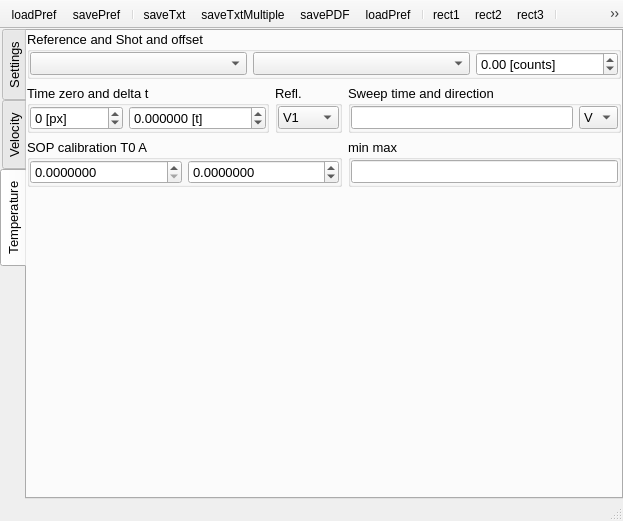
Before: the Qt Designer form UIs/nVISAR1.ui in NeutrinoToolkit/Neutrino, drawn with Qt 5.
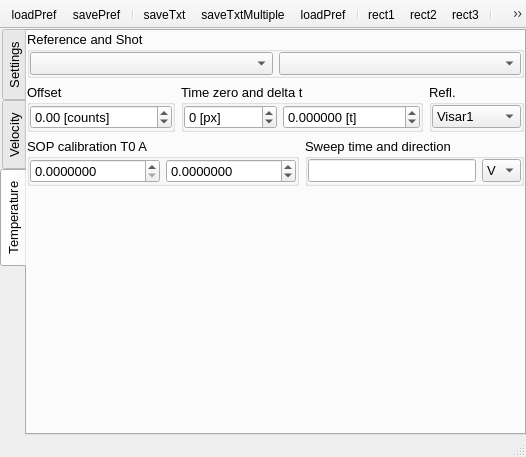
After: the same form once the commit is applied. The open tabs and pages were chosen to show the change. Icons and pictures are not drawn. Custom widgets are drawn as their Qt base class.

Commit message: removed minmax in visar sop ui

```diff
--- a/UIs/nVISAR1.ui
+++ b/UIs/nVISAR1.ui
@@ -6,8 +6,8 @@
    <rect>
     <x>0</x>
     <y>0</y>
-    <width>623</width>
-    <height>521</height>
+    <width>526</width>
+    <height>457</height>
    </rect>
   </property>
   <property name="windowTitle">
@@ -246,146 +246,17 @@
         <property name="bottomMargin">
          <number>0</number>
         </property>
-        <item row="2" column="2">
-         <widget class="QGroupBox" name="groupBox_3">
-          <property name="title">
-           <string>min max</string>
-          </property>
-          <layout class="QGridLayout" name="gridLayout_12">
-           <property name="leftMargin">
-            <number>0</number>
-           </property>
-           <property name="topMargin">
-            <number>0</number>
-           </property>
-           <property name="rightMargin">
-            <number>0</number>
-           </property>
-           <property name="bottomMargin">
-            <number>0</number>
-           </property>
-           <item row="0" column="0">
-            <widget class="QLineEdit" name="Tminmax">
-             <property name="neutrinoSave" stdset="0">
-              <bool>true</bool>
-             </property>
-            </widget>
-           </item>
-          </layout>
-         </widget>
-        </item>
-        <item row="1" column="1">
-         <widget class="QGroupBox" name="groupBox_7">
-          <property name="title">
-           <string>Refl.</string>
-          </property>
-          <layout class="QGridLayout" name="gridLayout_16">
-           <property name="leftMargin">
-            <number>0</number>
-           </property>
-           <property name="topMargin">
-            <number>0</number>
-           </property>
-           <property name="rightMargin">
-            <number>0</number>
-           </property>
-           <property name="bottomMargin">
-            <number>0</number>
-           </property>
-           <item row="0" column="0">
-            <widget class="QComboBox" name="whichRefl">
-             <property name="font">
-              <font>
-               <pointsize>10</pointsize>
-              </font>
-             </property>
-             <property name="neutrinoSave" stdset="0">
-              <bool>true</bool>
-             </property>
-             <item>
-              <property name="text">
-               <string>V1</string>
-              </property>
-             </item>
-             <item>
-              <property name="text">
-               <string>V2</string>
-              </property>
-             </item>
-             <item>
-              <property name="text">
-               <string>Mean</string>
-              </property>
-             </item>
-             <item>
-              <property name="text">
-               <string>Zero</string>
-              </property>
-             </item>
-            </widget>
-           </item>
-          </layout>
-         </widget>
-        </item>
-        <item row="1" column="2">
-         <widget class="QGroupBox" name="groupBox_4">
-          <property name="title">
-           <string>Sweep time and direction</string>
-          </property>
-          <layout class="QGridLayout" name="gridLayout_11" columnstretch="1,0">
-           <property name="leftMargin">
-            <number>0</number>
-           </property>
-           <property name="topMargin">
-            <number>0</number>
-           </property>
-           <property name="rightMargin">
-            <number>0</number>
-           </property>
-           <property name="bottomMargin">
-            <number>0</number>
-           </property>
-           <item row="0" column="1">
-            <widget class="QComboBox" name="sopDirection">
-             <property name="font">
-              <font>
-               <pointsize>10</pointsize>
-              </font>
-             </property>
-             <property name="neutrinoSave" stdset="0">
-              <bool>true</bool>
-             </property>
-             <item>
-              <property name="text">
-               <string>V</string>
-              </property>
-             </item>
-             <item>
-              <property name="text">
-               <string>H</string>
-              </property>
-             </item>
-            </widget>
-           </item>
-           <item row="0" column="0">
-            <widget class="QLineEdit" name="sopScale">
-             <property name="toolTip">
-              <string>&lt;html&gt;&lt;head/&gt;&lt;body&gt;&lt;p&gt;Sweep time: Hamamatsu polynomial expansion A1 A&lt;span style=&quot; vertical-align:sub;&quot;&gt;2&lt;/span&gt; A&lt;span style=&quot; vertical-align:sub;&quot;&gt;3&lt;/span&gt; ... A&lt;span style=&quot; vertical-align:sub;&quot;&gt;n&lt;/span&gt;&lt;/p&gt;&lt;p&gt;T(X)=A&lt;span style=&quot; vertical-align:sub;&quot;&gt;1&lt;/span&gt;X +A&lt;span style=&quot; vertical-align:sub;&quot;&gt;2&lt;/span&gt;X&lt;span style=&quot; vertical-align:super;&quot;&gt;2&lt;/span&gt;/2+A&lt;span style=&quot; vertical-align:sub;&quot;&gt;3&lt;/span&gt;X&lt;span style=&quot; vertical-align:super;&quot;&gt;3&lt;/span&gt;/3 ... A&lt;span style=&quot; vertical-align:sub;&quot;&gt;n&lt;/span&gt;X&lt;span style=&quot; vertical-align:super;&quot;&gt;n&lt;/span&gt;/n&lt;/p&gt;&lt;/body&gt;&lt;/html&gt;</string>
-             </property>
-             <property name="neutrinoSave" stdset="0">
-              <bool>true</bool>
-             </property>
-            </widget>
-           </item>
-          </layout>
-         </widget>
-        </item>
-        <item row="0" column="0" colspan="3">
+        <item row="0" column="0" colspan="4">
          <widget class="QGroupBox" name="groupBox">
+          <property name="font">
+           <font>
+            <pointsize>10</pointsize>
+           </font>
+          </property>
           <property name="title">
-           <string>Reference and Shot and offset</string>
+           <string>Reference and Shot</string>
           </property>
-          <layout class="QGridLayout" name="gridLayout_9" columnstretch="1,1,0">
+          <layout class="QGridLayout" name="gridLayout_9">
            <property name="leftMargin">
             <number>0</number>
            </property>
@@ -422,8 +293,39 @@
              </property>
             </widget>
            </item>
-           <item row="0" column="2">
+          </layout>
+         </widget>
+        </item>
+        <item row="1" column="0">
+         <widget class="QGroupBox" name="groupBox_3">
+          <property name="font">
+           <font>
+            <pointsize>10</pointsize>
+           </font>
+          </property>
+          <property name="title">
+           <string>Offset</string>
+          </property>
+          <layout class="QHBoxLayout" name="horizontalLayout">
+           <property name="leftMargin">
+            <number>0</number>
+           </property>
+           <property name="topMargin">
+            <number>0</number>
+           </property>
+           <property name="rightMargin">
+            <number>0</number>
+           </property>
+           <property name="bottomMargin">
+            <number>0</number>
+           </property>
+           <item>
             <widget class="QDoubleSpinBox" name="sopOffset">
+             <property name="font">
+              <font>
+               <pointsize>10</pointsize>
+              </font>
+             </property>
              <property name="toolTip">
               <string>Background value</string>
              </property>
@@ -441,68 +343,13 @@
           </layout>
          </widget>
         </item>
-        <item row="2" column="0" colspan="2">
-         <widget class="QGroupBox" name="groupBox_8">
-          <property name="title">
-           <string>SOP calibration T0 A</string>
-          </property>
-          <layout class="QGridLayout" name="gridLayout_14">
-           <property name="leftMargin">
-            <number>0</number>
-           </property>
-           <property name="topMargin">
-            <number>0</number>
-           </property>
-           <property name="rightMargin">
-            <number>0</number>
-           </property>
-           <property name="bottomMargin">
-            <number>0</number>
-           </property>
-           <item row="0" column="0">
-            <widget class="QDoubleSpinBox" name="sopCalibT0">
-             <property name="font">
-              <font>
-               <pointsize>10</pointsize>
-              </font>
-             </property>
-             <property name="decimals">
-              <number>7</number>
-             </property>
-             <property name="maximum">
-              <double>999999.989999999990687</double>
-             </property>
-             <property name="neutrinoSave" stdset="0">
-              <bool>true</bool>
-             </property>
-            </widget>
-           </item>
-           <item row="0" column="1">
-            <widget class="QDoubleSpinBox" name="sopCalibA">
-             <property name="font">
-              <font>
-               <pointsize>10</pointsize>
-              </font>
-             </property>
-             <property name="decimals">
-              <number>7</number>
-             </property>
-             <property name="minimum">
-              <double>-99999999.000000000000000</double>
-             </property>
-             <property name="maximum">
-              <double>99999999.000000000000000</double>
-             </property>
-             <property name="neutrinoSave" stdset="0">
-              <bool>true</bool>
-             </property>
-            </widget>
-           </item>
-          </layout>
-         </widget>
-        </item>
-        <item row="1" column="0">
+        <item row="1" column="1" colspan="2">
          <widget class="QGroupBox" name="groupBox_2">
+          <property name="font">
+           <font>
+            <pointsize>10</pointsize>
+           </font>
+          </property>
           <property name="title">
            <string>Time zero and delta t</string>
           </property>
@@ -573,8 +420,199 @@
           </layout>
          </widget>
         </item>
-        <item row="3" column="0" colspan="3">
+        <item row="1" column="3">
+         <widget class="QGroupBox" name="groupBox_7">
+          <property name="font">
+           <font>
+            <pointsize>10</pointsize>
+           </font>
+          </property>
+          <property name="title">
+           <string>Refl.</string>
+          </property>
+          <layout class="QGridLayout" name="gridLayout_16">
+           <property name="leftMargin">
+            <number>0</number>
+           </property>
+           <property name="topMargin">
+            <number>0</number>
+           </property>
+           <property name="rightMargin">
+            <number>0</number>
+           </property>
+           <property name="bottomMargin">
+            <number>0</number>
+           </property>
+           <item row="0" column="0">
+            <widget class="QComboBox" name="whichRefl">
+             <property name="font">
+              <font>
+               <pointsize>10</pointsize>
+              </font>
+             </property>
+             <property name="neutrinoSave" stdset="0">
+              <bool>true</bool>
+             </property>
+             <item>
+              <property name="text">
+               <string>Visar1</string>
+              </property>
+             </item>
+             <item>
+              <property name="text">
+               <string>Visar2</string>
+              </property>
+             </item>
+             <item>
+              <property name="text">
+               <string>Mean</string>
+              </property>
+             </item>
+             <item>
+              <property name="text">
+               <string>Zero</string>
+              </property>
+             </item>
+            </widget>
+           </item>
+          </layout>
+         </widget>
+        </item>
+        <item row="2" column="0" colspan="2">
+         <widget class="QGroupBox" name="groupBox_8">
+          <property name="font">
+           <font>
+            <pointsize>10</pointsize>
+           </font>
+          </property>
+          <property name="title">
+           <string>SOP calibration T0 A</string>
+          </property>
+          <layout class="QGridLayout" name="gridLayout_14">
+           <property name="leftMargin">
+            <number>0</number>
+           </property>
+           <property name="topMargin">
+            <number>0</number>
+           </property>
+           <property name="rightMargin">
+            <number>0</number>
+           </property>
+           <property name="bottomMargin">
+            <number>0</number>
+           </property>
+           <item row="0" column="0">
+            <widget class="QDoubleSpinBox" name="sopCalibT0">
+             <property name="font">
+              <font>
+               <pointsize>10</pointsize>
+              </font>
+             </property>
+             <property name="decimals">
+              <number>7</number>
+             </property>
+             <property name="maximum">
+              <double>999999.989999999990687</double>
+             </property>
+             <property name="neutrinoSave" stdset="0">
+              <bool>true</bool>
+             </property>
+            </widget>
+           </item>
+           <item row="0" column="1">
+            <widget class="QDoubleSpinBox" name="sopCalibA">
+             <property name="font">
+              <font>
+               <pointsize>10</pointsize>
+              </font>
+             </property>
+             <property name="decimals">
+              <number>7</number>
+             </property>
+             <property name="minimum">
+              <double>-99999999.000000000000000</double>
+             </property>
+             <property name="maximum">
+              <double>99999999.000000000000000</double>
+             </property>
+             <property name="neutrinoSave" stdset="0">
+              <bool>true</bool>
+             </property>
+            </widget>
+           </item>
+          </layout>
+         </widget>
+        </item>
+        <item row="2" column="2" colspan="2">
+         <widget class="QGroupBox" name="groupBox_4">
+          <property name="font">
+           <font>
+            <pointsize>10</pointsize>
+           </font>
+          </property>
+          <property name="title">
+           <string>Sweep time and direction</string>
+          </property>
+          <layout class="QGridLayout" name="gridLayout_11" columnstretch="1,0">
+           <property name="leftMargin">
+            <number>0</number>
+           </property>
+           <property name="topMargin">
+            <number>0</number>
+           </property>
+           <property name="rightMargin">
+            <number>0</number>
+           </property>
+           <property name="bottomMargin">
+            <number>0</number>
+           </property>
+           <item row="0" column="0">
+            <widget class="QLineEdit" name="sopScale">
+             <property name="font">
+              <font>
+               <pointsize>10</pointsize>
+              </font>
+             </property>
+             <property name="toolTip">
+              <string>&lt;html&gt;&lt;head/&gt;&lt;body&gt;&lt;p&gt;Sweep time: Hamamatsu polynomial expansion A1 A&lt;span style=&quot; vertical-align:sub;&quot;&gt;2&lt;/span&gt; A&lt;span style=&quot; vertical-align:sub;&quot;&gt;3&lt;/span&gt; ... A&lt;span style=&quot; vertical-align:sub;&quot;&gt;n&lt;/span&gt;&lt;/p&gt;&lt;p&gt;T(X)=A&lt;span style=&quot; vertical-align:sub;&quot;&gt;1&lt;/span&gt;X +A&lt;span style=&quot; vertical-align:sub;&quot;&gt;2&lt;/span&gt;X&lt;span style=&quot; vertical-align:super;&quot;&gt;2&lt;/span&gt;/2+A&lt;span style=&quot; vertical-align:sub;&quot;&gt;3&lt;/span&gt;X&lt;span style=&quot; vertical-align:super;&quot;&gt;3&lt;/span&gt;/3 ... A&lt;span style=&quot; vertical-align:sub;&quot;&gt;n&lt;/span&gt;X&lt;span style=&quot; vertical-align:super;&quot;&gt;n&lt;/span&gt;/n&lt;/p&gt;&lt;/body&gt;&lt;/html&gt;</string>
+             </property>
+             <property name="neutrinoSave" stdset="0">
+              <bool>true</bool>
+             </property>
+            </widget>
+           </item>
+           <item row="0" column="1">
+            <widget class="QComboBox" name="sopDirection">
+             <property name="font">
+              <font>
+               <pointsize>10</pointsize>
+              </font>
+             </property>
+             <property name="neutrinoSave" stdset="0">
+              <bool>true</bool>
+             </property>
+             <item>
+              <property name="text">
+               <string>V</string>
+              </property>
+             </item>
+             <item>
+              <property name="text">
+               <string>H</string>
+              </property>
+             </item>
+            </widget>
+           </item>
+          </layout>
+         </widget>
+        </item>
+        <item row="3" column="0" colspan="4">
          <widget class="nCustomPlotMouseX2Y" name="sopPlot" native="true">
+          <property name="font">
+           <font>
+            <pointsize>10</pointsize>
+           </font>
+          </property>
           <property name="mouseTracking">
            <bool>true</bool>
           </property>
@@ -614,7 +652,6 @@
    <addaction name="separator"/>
    <addaction name="actionSaveTxt"/>
    <addaction name="actionSaveTxtMultiple"/>
-   <addaction name="actionSavePDF"/>
    <addaction name="actionCopy"/>
    <addaction name="separator"/>
    <addaction name="actionRect1"/>
@@ -660,18 +697,6 @@
     <string>Export TXT</string>
    </property>
   </action>
-  <action name="actionSavePDF">
-   <property name="icon">
-    <iconset resource="../../neutrino-build/src/icons.qrc">
-     <normaloff>:/icons/savePDF.png</normaloff>:/icons/savePDF.png</iconset>
-   </property>
-   <property name="text">
-    <string>savePDF</string>
-   </property>
-   <property name="toolTip">
-    <string>Export PDF or SVG</string>
-   </property>
-  </action>
   <action name="actionGuess">
    <property name="icon">
     <iconset resource="../../neutrino-build/src/icons.qrc">
```
Left out of the diff: 3 changed lines with no effect on the pictures. The commit also changes 5 other files.
